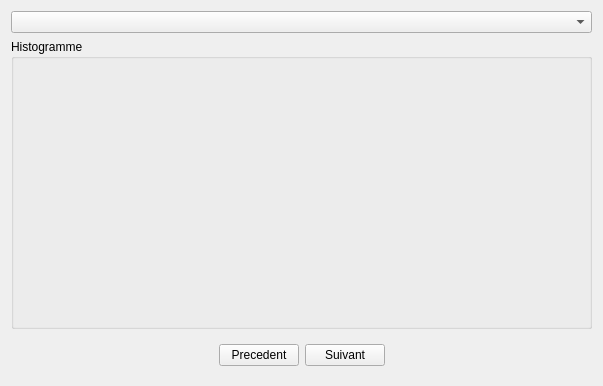
Old version of the form GUI/HistogramTab.ui in the repository Hamza5/TALN-Quran.
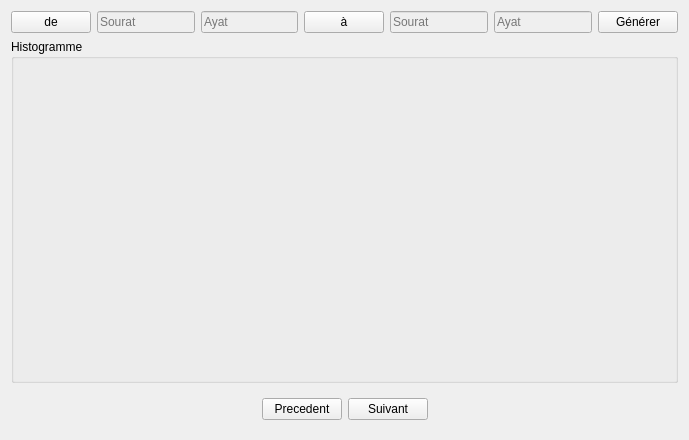
New version of the form.

Commit message: Histogramme interface Totaly working still testing

Patch:
```diff
--- a/GUI/HistogramTab.ui
+++ b/GUI/HistogramTab.ui
@@ -6,23 +6,78 @@
    <rect>
     <x>0</x>
     <y>0</y>
-    <width>599</width>
-    <height>386</height>
+    <width>689</width>
+    <height>440</height>
    </rect>
   </property>
   <property name="windowTitle">
    <string>Form</string>
   </property>
   <layout class="QVBoxLayout" name="mplvl">
-   <item alignment="Qt::AlignLeft|Qt::AlignBottom">
-    <widget class="QComboBox" name="comboBox">
-     <property name="minimumSize">
-      <size>
-       <width>581</width>
-       <height>0</height>
-      </size>
-     </property>
-    </widget>
+   <item>
+    <layout class="QGridLayout" name="gridLayout">
+     <item row="0" column="2">
+      <widget class="QLineEdit" name="lineEdit_AyaDebut">
+       <property name="enabled">
+        <bool>false</bool>
+       </property>
+       <property name="placeholderText">
+        <string>Ayat</string>
+       </property>
+      </widget>
+     </item>
+     <item row="0" column="1">
+      <widget class="QLineEdit" name="lineEditSouratDebut">
+       <property name="enabled">
+        <bool>false</bool>
+       </property>
+       <property name="placeholderText">
+        <string>Sourat</string>
+       </property>
+      </widget>
+     </item>
+     <item row="0" column="4">
+      <widget class="QLineEdit" name="lineEdit_SouratFin">
+       <property name="enabled">
+        <bool>false</bool>
+       </property>
+       <property name="placeholderText">
+        <string>Sourat</string>
+       </property>
+      </widget>
+     </item>
+     <item row="0" column="5">
+      <widget class="QLineEdit" name="lineEdit_AyaFin">
+       <property name="enabled">
+        <bool>false</bool>
+       </property>
+       <property name="placeholderText">
+        <string>Ayat</string>
+       </property>
+      </widget>
+     </item>
+     <item row="0" column="0">
+      <widget class="QPushButton" name="ChoisirDebut">
+       <property name="text">
+        <string>de</string>
+       </property>
+      </widget>
+     </item>
+     <item row="0" column="3">
+      <widget class="QPushButton" name="pushButtonChoisirFin">
+       <property name="text">
+        <string>à</string>
+       </property>
+      </widget>
+     </item>
+     <item row="0" column="6">
+      <widget class="QPushButton" name="pushButtonGenerer">
+       <property name="text">
+        <string>Générer</string>
+       </property>
+      </widget>
+     </item>
+    </layout>
    </item>
    <item>
     <widget class="QGroupBox" name="figureGroupBox">
```
The commit also changes 3 other files.
